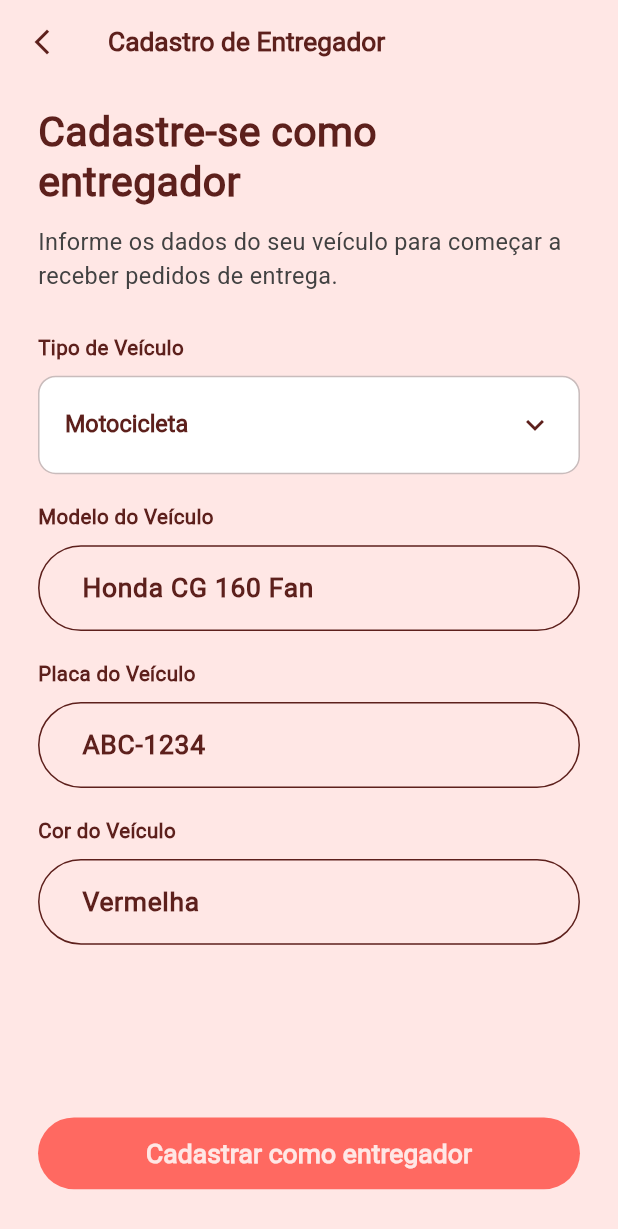
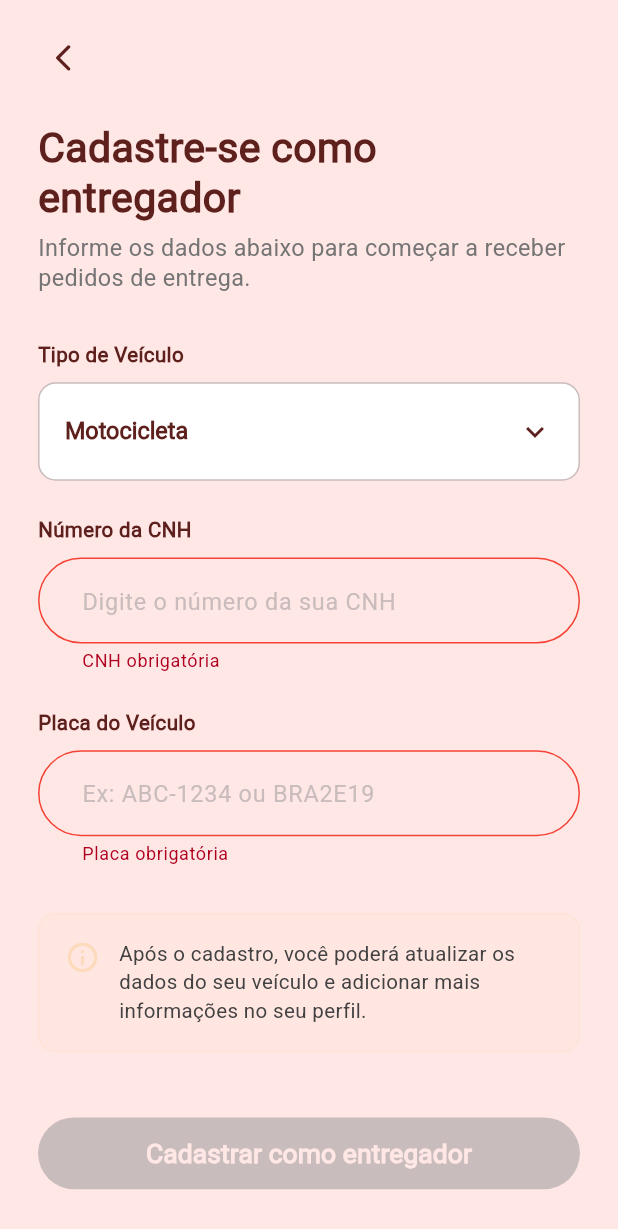
Before and after one commit to Nhac-frights/Nhac-Motoboy, a Flutter app: the HomeMotocaPage screen opened by its route, item 4 of the bottom bar chosen, after a tap on "Veículo & Moto", on a phone screen of 412 x 824 dp. Shown: the top 1229 px of the screen. Run offline on Flutter 3.47's test engine with Material 3 defaults, Android fonts, the phone set to English and light mode, and no system bars; our stand-ins replace email_validator, flutter_screenutil, flutter_svg, go_router, image_picker, mask_text_input_formatter and 1 more; project files that could hold a hidden picture were left out.

Commit message:
Add motoboy registration screen with database integration
- New CadastroMotoboyPage with form fields for vehicle type, CNH number, and license plate
- Input validation for CNH and license plate formats using updated Validators class
- Integration with EntregaProvider for backend registration and UserProvider for profile updates
- Navigation route added to router.dart and accessible from profile tab
- Profile tab updated to conditionally show vehicle registration or editing options based on provider status
- Custom UpperCaseTextFormatter and enhanced dropdown UI for vehicle type selection
- Form validation logic with real-time feedback and error handling for duplicate entries

```diff
--- a/lib/globals/router.dart
+++ b/lib/globals/router.dart
@@ -5,6 +5,7 @@ import '../pages/auth/continuar_senha.dart';
 import '../pages/auth/insira_telefone.dart';
 import '../pages/auth/verificacao_numero.dart';
 import '../pages/bem_vindo_motoca.dart';
+import '../pages/cadastro_motoboy_page.dart';
 import '../pages/email_motoca.dart';
 import '../pages/home/home_motoca_page.dart';
 import '../pages/home/tabs/profile/dados_pessoais_tab.dart';
@@ -226,5 +227,12 @@ final GoRouter appRouter = GoRouter(
         child: const RotaEntregaPage(),
       ),
     ),
+    GoRoute(
+      path: '/cadastro-motoboy',
+      pageBuilder: (context, state) => _buildPage(
+        key: state.pageKey,
+        child: const CadastroMotoboyPage(),
+      ),
+    ),
   ],
 );
--- /dev/null
+++ b/lib/pages/cadastro_motoboy_page.dart
@@ -0,0 +1,302 @@
+import 'package:flutter/material.dart';
+import 'package:flutter/services.dart';
+import 'package:flutter_screenutil/flutter_screenutil.dart';
+import 'package:go_router/go_router.dart';
+import 'package:provider/provider.dart';
+
+import '../../components/botoes/botao_largo_nhac.dart';
+import '../../components/nhac_input_field.dart';
+import '../../components/seta_voltar.dart';
+import '../../controllers/entrega_provider.dart';
+import '../../controllers/user_provider.dart';
+import '../../globals/theme_colors.dart';
+import '../../globals/ui_utils.dart';
+import '../../utils/validators.dart';
+
+class CadastroMotoboyPage extends StatefulWidget {
+  const CadastroMotoboyPage({super.key});
+
+  @override
+  State<CadastroMotoboyPage> createState() => _CadastroMotoboyPageState();
+}
+
+class _CadastroMotoboyPageState extends State<CadastroMotoboyPage> {
+  late final TextEditingController _cnhController;
+  late final TextEditingController _placaController;
+
+  String _tipoVeiculoSelecionado = 'MOTO'; // MOTO | BICICLETA | CARRO
+
+  bool _isLoading = false;
+  bool _formValido = false;
+  String? _erroCnh;
+  String? _erroPlaca;
+
+  @override
+  void initState() {
+    super.initState();
+    _cnhController = TextEditingController();
+    _placaController = TextEditingController();
+
+    _cnhController.addListener(_validarFormulario);
+    _placaController.addListener(_validarFormulario);
+    _validarFormulario();
+  }
+
+  @override
+  void dispose() {
+    _cnhController.removeListener(_validarFormulario);
+    _placaController.removeListener(_validarFormulario);
+    _cnhController.dispose();
+    _placaController.dispose();
+    super.dispose();
+  }
+
+  void _validarFormulario() {
+    if (!mounted) return;
+
+    final cnh = _cnhController.text.trim();
+    final placa = _placaController.text.trim();
+
+    setState(() {
+      _erroCnh = Validators.validarCNH(cnh);
+      _erroPlaca = Validators.validarPlaca(placa);
+      _formValido = _erroCnh == null &&
+                    _erroPlaca == null &&
+                    cnh.isNotEmpty &&
+                    placa.isNotEmpty;
+    });
+  }
+
+  Future<void> _cadastrarEntregador() async {
+    if (!_formValido) return;
+
+    try {
+      setState(() => _isLoading = true);
+
+      final entregaProvider = context.read<EntregaProvider>();
+      final userProvider = context.read<UserProvider>();
+
+      final resultado = await entregaProvider.cadastrarEntregador(
+        cnh: _cnhController.text.trim(),
+        placaVeiculo: _placaController.text.trim().toUpperCase(),
+        tipoVeiculo: _tipoVeiculoSelecionado,
+      );
+
+      if (!mounted) return;
+
+      // Atualiza o UserProvider com os dados do veículo
+      userProvider.atualizarVeiculo(
+        modelo: '', // Será preenchido posteriormente
+        placa: _placaController.text.trim().toUpperCase(),
+        cor: '', // Será preenchido posteriormente
+      );
+
+      context.showSuccess('Cadastro realizado com sucesso! Você já pode receber pedidos.');
+      context.go('/home-motoca');
+    } catch (e) {
+      if (!mounted) return;
+      // Trata erro de cadastro duplicado ou outros erros de negócio
+      final mensagemErro = e.toString().replaceAll('Exception: ', '');
+      context.showError(mensagemErro);
+    } finally {
+      if (mounted) setState(() => _isLoading = false);
+    }
+  }
+
+  @override
+  Widget build(BuildContext context) {
+    return Scaffold(
+      backgroundColor: AppColors.fundo,
+      resizeToAvoidBottomInset: true,
+      body: SafeArea(
+        child: Column(
+          crossAxisAlignment: CrossAxisAlignment.start,
+          children: [
+            Expanded(
+              child: SingleChildScrollView(
+                physics: const BouncingScrollPhysics(),
+                child: Padding(
+                  padding: EdgeInsets.symmetric(horizontal: 24.w, vertical: 16.h),
+                  child: Column(
+                    crossAxisAlignment: CrossAxisAlignment.start,
+                    children: [
+                      const SetaVoltar(),
+                      SizedBox(height: 20.h),
+                      Text(
+                        'Cadastre-se como entregador',
+                        style: AppTextStyles.titulo(),
+                      ),
+                      SizedBox(height: 8.h),
+                      Text(
+                        'Informe os dados abaixo para começar a receber pedidos de entrega.',
+                        style: AppTextStyles.subtitulo(),
+                      ),
+                      SizedBox(height: 32.h),
+
+                      // Tipo de Veículo
+                      Text(
+                        'Tipo de Veículo',
+                        style: TextStyle(
+                          fontSize: 14.sp,
+                          fontWeight: FontWeight.w600,
+                          color: const Color(0xFF5D201C),
+                          fontFamily: 'Roboto',
+                        ),
+                      ),
+                      SizedBox(height: 8.h),
+                      Container(
+                        padding: EdgeInsets.symmetric(horizontal: 16.w, vertical: 8.h),
+                        decoration: BoxDecoration(
+                          color: Colors.white,
+                          borderRadius: BorderRadius.circular(12.r),
+                          border: Border.all(color: AppColors.bordaInativa),
+                        ),
+                        child: DropdownButtonHideUnderline(
+                          child: DropdownButton<String>(
+                            value: _tipoVeiculoSelecionado,
+                            isExpanded: true,
+                            icon: const Icon(Icons.keyboard_arrow_down, color: Color(0xFF5D201C)),
+                            style: TextStyle(
+                              fontSize: 16.sp,
+                              color: const Color(0xFF5D201C),
+                              fontFamily: 'Roboto',
+                              fontWeight: FontWeight.w600,
+                            ),
+                            items: const [
+                              DropdownMenuItem(value: 'MOTO', child: Text('Motocicleta')),
+                              DropdownMenuItem(value: 'BICICLETA', child: Text('Bicicleta')),
+                              DropdownMenuItem(value: 'CARRO', child: Text('Carro')),
+                            ],
+                            onChanged: (valor) {
+                              setState(() {
+                                _tipoVeiculoSelecionado = valor!;
+                              });
+                            },
+                          ),
+                        ),
+                      ),
+                      SizedBox(height: 24.h),
+
+                      // CNH
+                      Text(
+                        'Número da CNH',
+                        style: TextStyle(
+                          fontSize: 14.sp,
+                          fontWeight: FontWeight.w600,
+                          color: const Color(0xFF5D201C),
+                          fontFamily: 'Roboto',
+                        ),
+                      ),
+                      SizedBox(height: 8.h),
+                      NhacInputField(
+                        controller: _cnhController,
+                        keyboardType: TextInputType.number,
+                        inputFormatters: [
+                          FilteringTextInputFormatter.digitsOnly,
+                          LengthLimitingTextInputFormatter(11),
+                        ],
+                        hintText: 'Digite o número da sua CNH',
+                        errorText: _erroCnh,
+                        style: TextStyle(
+                          fontSize: 18.sp,
+                          color: const Color(0xFF5D201C),
+                          fontFamily: 'Roboto',
+                          fontWeight: FontWeight.w600,
+                        ),
+                      ),
+                      SizedBox(height: 24.h),
+
+                      // Placa do Veículo
+                      Text(
+                        'Placa do Veículo',
+                        style: TextStyle(
+                          fontSize: 14.sp,
+                          fontWeight: FontWeight.w600,
+                          color: const Color(0xFF5D201C),
+                          fontFamily: 'Roboto',
+                        ),
+                      ),
+                      SizedBox(height: 8.h),
+                      NhacInputField(
+                        controller: _placaController,
+                        textCapitalization: TextCapitalization.characters,
+                        inputFormatters: [
+                          UpperCaseTextFormatter(),
+                        ],
+                        hintText: 'Ex: ABC-1234 ou BRA2E19',
+                        errorText: _erroPlaca,
+                        style: TextStyle(
+                          fontSize: 18.sp,
+                          color: const Color(0xFF5D201C),
+                          fontFamily: 'Roboto',
+                          fontWeight: FontWeight.w600,
+                        ),
+                      ),
+                      SizedBox(height: 32.h),
+
+                      // Informações adicionais
+                      Container(
+                        padding: EdgeInsets.all(16.w),
+                        decoration: BoxDecoration(
+                          color: AppColors.secundaria.withValues(alpha: 0.1),
+                          borderRadius: BorderRadius.circular(12.r),
+                          border: Border.all(color: AppColors.secundaria.withValues(alpha: 0.3)),
+                        ),
+                        child: Row(
+                          crossAxisAlignment: CrossAxisAlignment.start,
+                          children: [
+                            Icon(
+                              Icons.info_outline,
+                              size: 24.r,
+                              color: AppColors.secundaria,
+                            ),
+                            SizedBox(width: 12.w),
+                            Expanded(
+                              child: Text(
+                                'Após o cadastro, você poderá atualizar os dados do seu veículo e adicionar mais informações no seu perfil.',
+                                style: TextStyle(
+                                  fontSize: 14.sp,
+                                  color: Colors.grey.shade800,
+                                  height: 1.4,
+                                  fontFamily: 'Roboto',
+                                ),
+                              ),
+                            ),
+                          ],
+                        ),
+                      ),
+                    ],
+                  ),
+                ),
+              ),
+            ),
+
+            // Botão de cadastro
+            Padding(
+              padding: EdgeInsets.only(left: 24.w, right: 24.w, bottom: 32.h, top: 16.h),
+              child: BotaoLargoNhac(
+                texto: 'Cadastrar como entregador',
+                carregando: _isLoading,
+                onPressed: _formValido ? _cadastrarEntregador : null,
+              ),
+            ),
+          ],
+        ),
+      ),
+    );
+  }
+}
+
+/// Formatter para converter texto para maiúsculas
+class UpperCaseTextFormatter extends TextInputFormatter {
+  @override
+  TextEditingValue formatEditUpdate(
+    TextEditingValue oldValue,
+    TextEditingValue newValue,
+  ) {
+    return TextEditingValue(
+      text: newValue.text.toUpperCase(),
+      selection: newValue.selection,
+    );
+  }
+}
--- a/lib/pages/home/tabs/perfil_tab.dart
+++ b/lib/pages/home/tabs/perfil_tab.dart
@@ -6,6 +6,7 @@ import 'package:go_router/go_router.dart';
 import 'package:provider/provider.dart';
 
 import '../../../controllers/cadastro_controller.dart';
+import '../../../controllers/entrega_provider.dart';
 import '../../../controllers/user_provider.dart';
 import '../../../globals/theme_colors.dart';
 import 'profile/dados_pessoais_tab.dart';
@@ -493,15 +494,26 @@ class PerfilTab extends StatelessWidget {
                   },
                 ),
                 Divider(height: 1, color: Colors.grey.shade100, indent: 64.w),
-                _buildAccountRow(
+                Consumer<EntregaProvider>(
+                  builder: (context, entregaProvider, _) {
+                    final isCadastrado = entregaProvider.isCadastrado;
+                    return _buildAccountRow(
                       icon: Icons.two_wheeler_outlined,
                       iconColor: const Color(0xFFFF6961),
                       title: 'Veículo & Moto',
-                  subtitle: '${userProvider.veiculoModelo} • Placa ${userProvider.veiculoPlaca}',
+                      subtitle: isCadastrado
+                          ? '${userProvider.veiculoModelo} • Placa ${userProvider.veiculoPlaca}'
+                          : 'Toque para cadastrar seu veículo',
                       onTap: () {
+                        if (isCadastrado) {
                           Navigator.push(
                             context,
                             MaterialPageRoute(builder: (context) => const EditarVeiculoPage()),
+                          );
+                        } else {
+                          context.push('/cadastro-motoboy');
+                        }
+                      },
                     );
                   },
                 ),
--- a/lib/utils/validators.dart
+++ b/lib/utils/validators.dart
@@ -88,4 +88,45 @@ class Validators {
 
     return true;
   }
+
+  /// Valida CNH (Carteira Nacional de Habilitação)
+  /// A CNH deve ter 11 dígitos numéricos
+  static String? validarCNH(String? value) {
+    if (value == null || value.trim().isEmpty) {
+      return 'CNH obrigatória';
+    }
+    final cnh = value.replaceAll(RegExp(r'\D'), '');
+    if (cnh.length != 11) {
+      return 'A CNH deve ter 11 dígitos';
+    }
+    if (RegExp(r'^(\d)\1{10}$').hasMatch(cnh)) {
+      return 'CNH inválida';
+    }
+    return null;
+  }
+
+  /// Valida placa de veículo no formato brasileiro (antigo e Mercosul)
+  /// Antigo: ABC-1234 (3 letras, traço, 4 números)
+  /// Mercosul: ABC1C34 (3 letras, 1 número, 1 letra, 2 números)
+  static String? validarPlaca(String? value) {
+    if (value == null || value.trim().isEmpty) {
+      return 'Placa obrigatória';
+    }
+    final placa = value.toUpperCase().replaceAll(RegExp(r'[^A-Z0-9]'), '');
+
+    if (placa.length != 7) {
+      return 'A placa deve ter 7 caracteres';
+    }
+
+    // Validação padrão antigo: LLLNNNN (3 letras + 4 números)
+    final padraoAntigo = RegExp(r'^[A-Z]{3}[0-9]{4}$');
+    // Validação Mercosul: LLNLNLL (letras e números em posições específicas)
+    final padraoMercosul = RegExp(r'^[A-Z]{3}[0-9][A-Z][0-9]{2}$');
+
+    if (!padraoAntigo.hasMatch(placa) && !padraoMercosul.hasMatch(placa)) {
+      return 'Formato de placa inválido';
+    }
+
+    return null;
+  }
 }
```
Also changed, not shown: 1 other file. Lines whose indentation alone changed are shown as unchanged.
